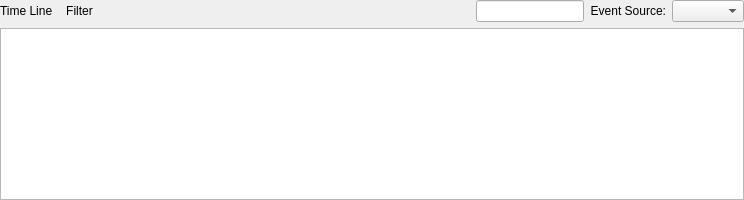
This is src/timelinewidget.ui in KDAB/hotspot as Qt 5 draws it before an edit. The edited form follows.
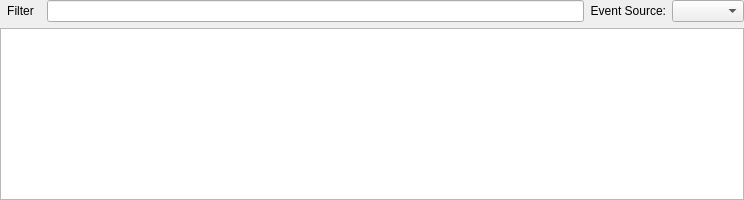
This is the edited form. Icons and pictures are not drawn.

What changed in the file:
```diff
--- a/src/timelinewidget.ui
+++ b/src/timelinewidget.ui
@@ -16,7 +16,7 @@
     <height>200</height>
    </size>
   </property>
-  <layout class="QVBoxLayout" name="verticalLayout">
+  <layout class="QVBoxLayout" name="verticalLayout" stretch="2,0">
    <property name="leftMargin">
     <number>0</number>
    </property>
@@ -31,13 +31,6 @@
    </property>
    <item>
     <layout class="QHBoxLayout" name="horizontalLayout">
-     <item>
-      <widget class="QLabel" name="label">
-       <property name="text">
-        <string>Time Line</string>
-       </property>
-      </widget>
-     </item>
      <item>
       <widget class="QToolButton" name="timeLineEventFilterButton">
        <property name="toolTip">
@@ -58,23 +51,10 @@
        </property>
       </widget>
      </item>
-     <item>
-      <spacer name="horizontalSpacer">
-       <property name="orientation">
-        <enum>Qt::Horizontal</enum>
-       </property>
-       <property name="sizeHint" stdset="0">
-        <size>
-         <width>40</width>
-         <height>20</height>
-        </size>
-       </property>
-      </spacer>
-     </item>
      <item>
       <widget class="QLineEdit" name="timeLineSearch">
        <property name="sizePolicy">
-        <sizepolicy hsizetype="Preferred" vsizetype="Minimum">
+        <sizepolicy hsizetype="MinimumExpanding" vsizetype="Minimum">
          <horstretch>0</horstretch>
          <verstretch>0</verstretch>
         </sizepolicy>
```
